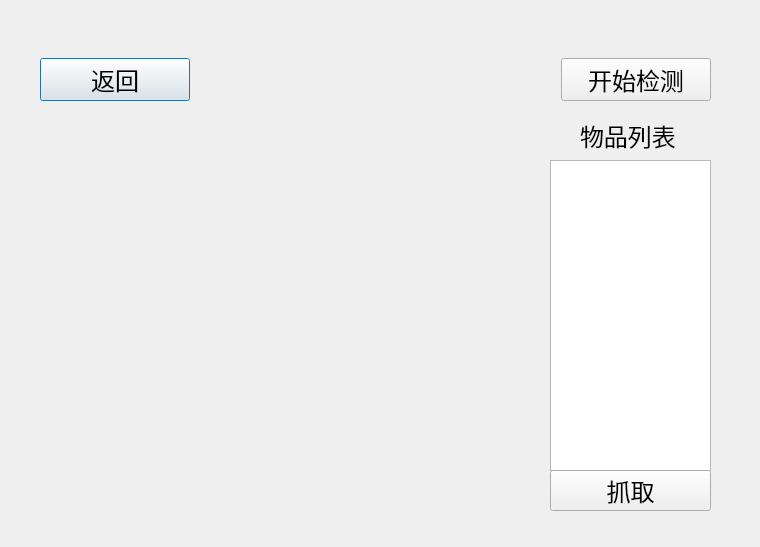
This is robot2077/src/robot2077_ui/ui/detect_grab_dialog.ui in sebuaa2020/Team208 as Qt 5 draws it before an edit. The edited form follows.
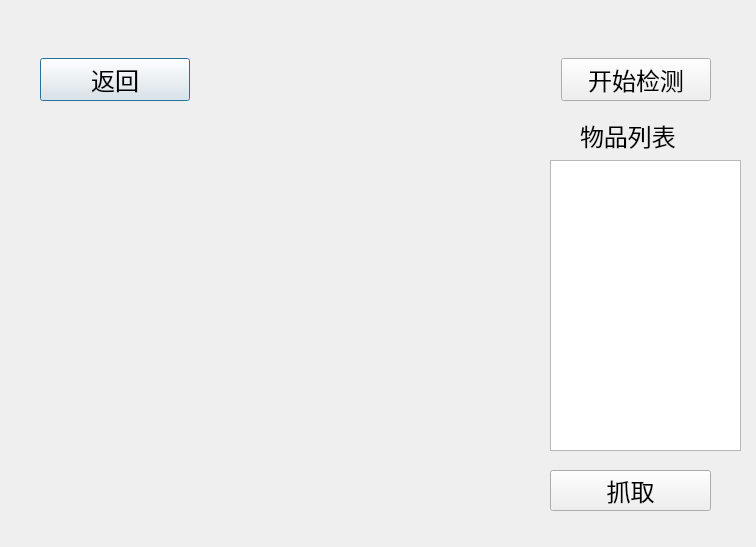
This is the edited form.

```diff
--- a/robot2077/src/robot2077_ui/ui/detect_grab_dialog.ui
+++ b/robot2077/src/robot2077_ui/ui/detect_grab_dialog.ui
@@ -6,7 +6,7 @@
    <rect>
     <x>0</x>
     <y>0</y>
-    <width>760</width>
+    <width>756</width>
     <height>547</height>
    </rect>
   </property>
@@ -85,16 +85,6 @@
     </item>
    </layout>
   </widget>
-  <widget class="QListView" name="item_listview">
-   <property name="geometry">
-    <rect>
-     <x>550</x>
-     <y>160</y>
-     <width>161</width>
-     <height>311</height>
-    </rect>
-   </property>
-  </widget>
   <widget class="QLabel" name="label">
    <property name="geometry">
     <rect>
@@ -131,6 +121,21 @@
     <string>抓取</string>
    </property>
   </widget>
+  <widget class="QListWidget" name="item_listwidget">
+   <property name="geometry">
+    <rect>
+     <x>550</x>
+     <y>160</y>
+     <width>191</width>
+     <height>291</height>
+    </rect>
+   </property>
+   <property name="font">
+    <font>
+     <pointsize>15</pointsize>
+    </font>
+   </property>
+  </widget>
  </widget>
  <resources/>
  <connections/>
```
